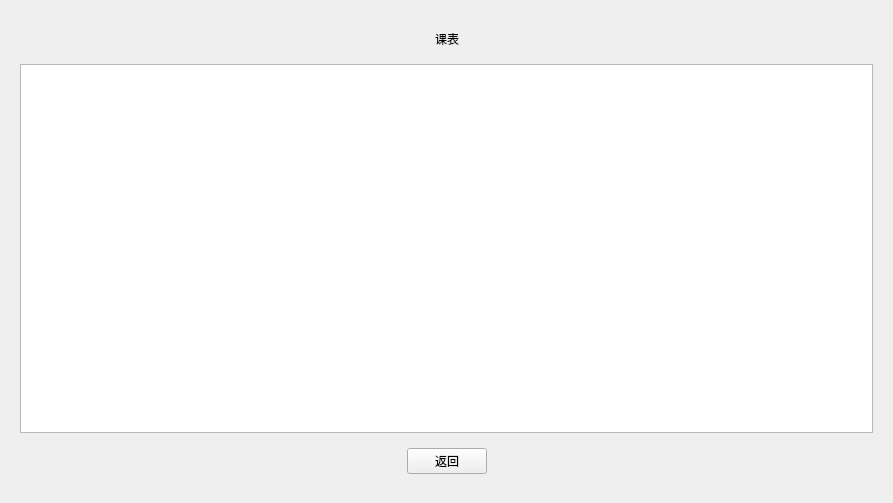
Above: student.ui from Database-Course-Developers/Educational_Administration_System before the change. Below: the same form after it.
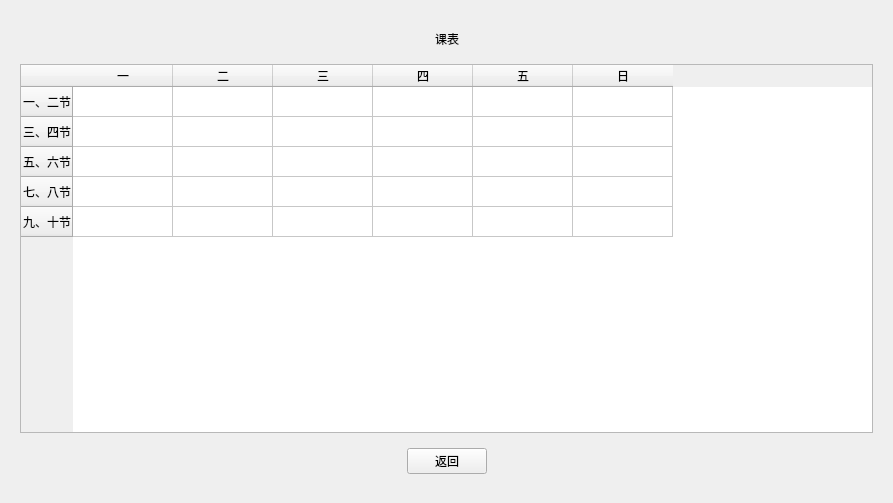
That is the form after the change. The open tabs and pages were chosen to show the change.

Commit message: 学生成绩信息和课表子页面

Patch:
```diff
--- a/student.ui
+++ b/student.ui
@@ -787,7 +787,66 @@
         </widget>
        </item>
        <item>
-        <widget class="QTableWidget" name="tableWidget_2"/>
+        <widget class="QTableWidget" name="tWTimeTable">
+         <property name="editTriggers">
+          <set>QAbstractItemView::NoEditTriggers</set>
+         </property>
+         <row>
+          <property name="text">
+           <string>一、二节</string>
+          </property>
+         </row>
+         <row>
+          <property name="text">
+           <string>三、四节</string>
+          </property>
+         </row>
+         <row>
+          <property name="text">
+           <string>五、六节</string>
+          </property>
+         </row>
+         <row>
+          <property name="text">
+           <string>七、八节</string>
+          </property>
+         </row>
+         <row>
+          <property name="text">
+           <string>九、十节</string>
+          </property>
+         </row>
+         <column>
+          <property name="text">
+           <string>一</string>
+          </property>
+         </column>
+         <column>
+          <property name="text">
+           <string>二</string>
+          </property>
+         </column>
+         <column>
+          <property name="text">
+           <string>三</string>
+          </property>
+         </column>
+         <column>
+          <property name="text">
+           <string>四</string>
+          </property>
+         </column>
+         <column>
+          <property name="text">
+           <string>五</string>
+          </property>
+         </column>
+         <column>
+          <property name="text">
+           <string>日</string>
+          </property>
+         </column>
+        </widget>
        </item>
        <item>
         <widget class="QWidget" name="widget_5" native="true">
```
Left out of the diff: 13 changed lines with no effect on the pictures. The commit also changes 2 other files.
